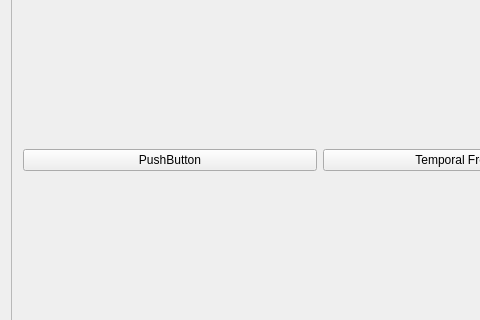
This is src/MainWindow.ui in scribblemaniac/OUnit as Qt 5 draws it before an edit; both pictures show x 0 to 480 and y 474 to 794 of the 640 by 1136 pixel window. The edited form follows.
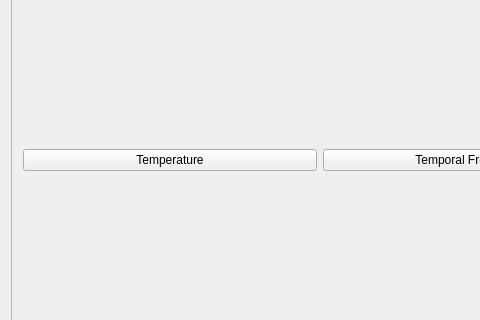
This is the edited form.

Commit message: Add Temperature and implement new conversion code structure

Patch:
```diff
--- a/src/MainWindow.ui
+++ b/src/MainWindow.ui
@@ -50,7 +50,7 @@
         <item row="1" column="0">
          <widget class="QPushButton" name="pushButton_3">
           <property name="text">
-           <string>PushButton</string>
+           <string>Temperature</string>
           </property>
          </widget>
         </item>
```
Left out of the diff: 2 changed lines with no effect on the pictures. The commit also changes 10 other files.
